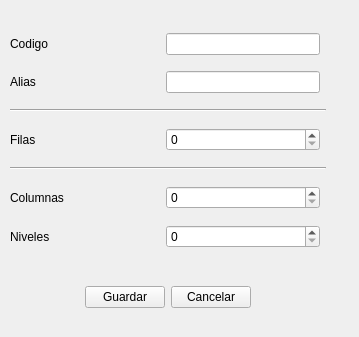
Above: ui_vitrina_agregar.ui from benArambide/ProyFinal-IS2 before the change. Below: the same form after it.
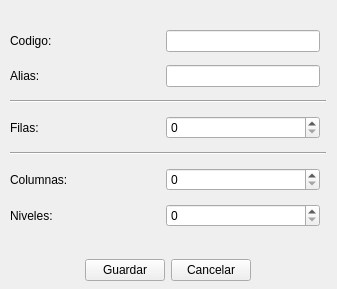
That is the form after the change.

Patch:
```diff
--- a/ui_vitrina_agregar.ui
+++ b/ui_vitrina_agregar.ui
@@ -6,8 +6,8 @@
    <rect>
     <x>0</x>
     <y>0</y>
-    <width>359</width>
-    <height>337</height>
+    <width>337</width>
+    <height>289</height>
    </rect>
   </property>
   <property name="windowTitle">
@@ -19,7 +19,7 @@
      <x>10</x>
      <y>10</y>
      <width>316</width>
-     <height>298</height>
+     <height>271</height>
     </rect>
    </property>
    <layout class="QGridLayout" name="gridLayout_2">
@@ -107,14 +107,14 @@
       <item row="9" column="0">
        <widget class="QLabel" name="label_23">
         <property name="text">
-         <string>Niveles</string>
+         <string>Niveles:</string>
         </property>
        </widget>
       </item>
       <item row="8" column="0">
        <widget class="QLabel" name="label_22">
         <property name="text">
-         <string>Columnas</string>
+         <string>Columnas:</string>
         </property>
        </widget>
       </item>
@@ -147,7 +147,7 @@
       <item row="5" column="0">
        <widget class="QLabel" name="label_28">
         <property name="text">
-         <string>Filas</string>
+         <string>Filas:</string>
         </property>
        </widget>
       </item>
@@ -164,14 +164,14 @@
       <item row="1" column="0">
        <widget class="QLabel" name="label_25">
         <property name="text">
-         <string>Codigo</string>
+         <string>Codigo:</string>
         </property>
        </widget>
       </item>
       <item row="3" column="0">
        <widget class="QLabel" name="label_24">
         <property name="text">
-         <string>Alias</string>
+         <string>Alias:</string>
         </property>
        </widget>
       </item>
```
